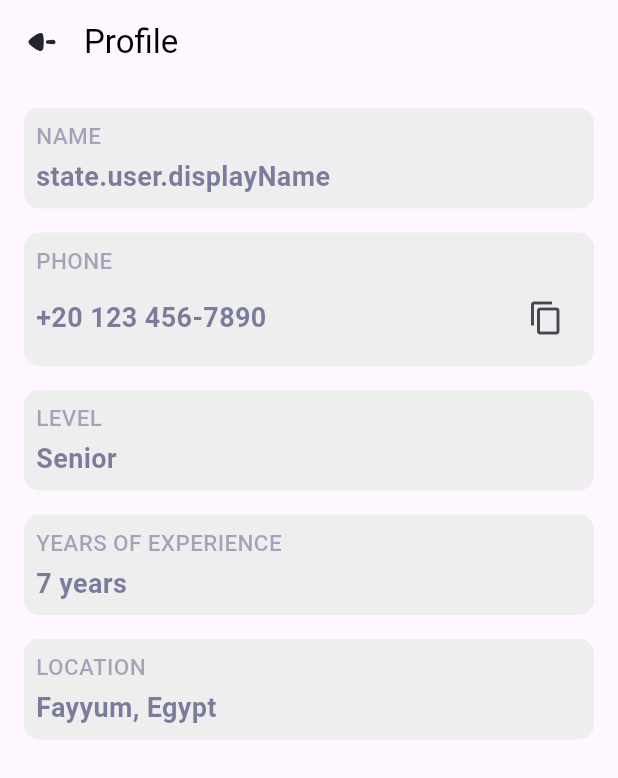
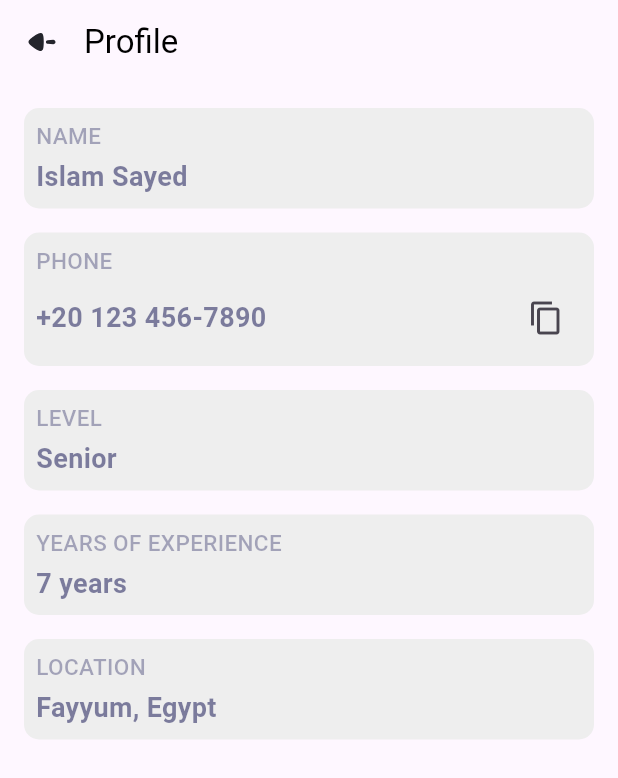
Before and after one commit to Dina266/tasky, a Flutter app: the ProfileView screen opened directly, on a phone screen of 412 x 824 dp. Shown: the top 778 px of the screen. Run offline on Flutter 3.47's test engine with Material 3 defaults, Android fonts, the phone set to English and light mode, and no system bars; our stand-ins replace bloc, dartz, dio, dotted_border, flutter_bloc, flutter_screenutil and 9 more; missing offline and left inert: clipboard; accounts and stored records are empty.

Commit message:
last update

```diff
--- a/lib/features/profile/presentation/view/profile_view.dart
+++ b/lib/features/profile/presentation/view/profile_view.dart
@@ -46,7 +46,7 @@ class ProfileView extends StatelessWidget {
             child: Column(
               crossAxisAlignment: CrossAxisAlignment.start,
               children: [
-                _buildProfileField('NAME', 'state.user.displayName', context),
+                _buildProfileField('NAME', 'Islam Sayed', context),
                 SizedBox(height: 16.0),
                 _buildProfileField('PHONE', '+20 123 456-7890', context),
                 SizedBox(height: 16.0),
```
